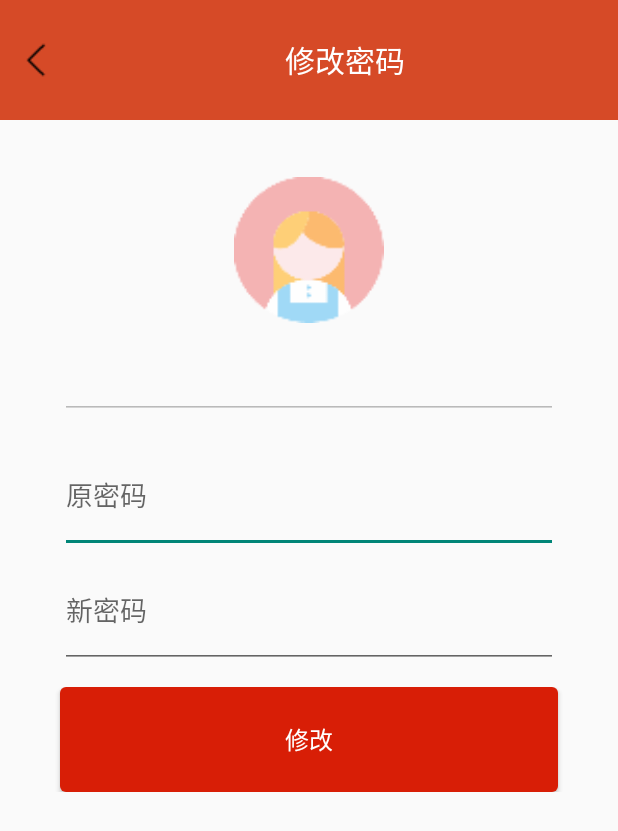
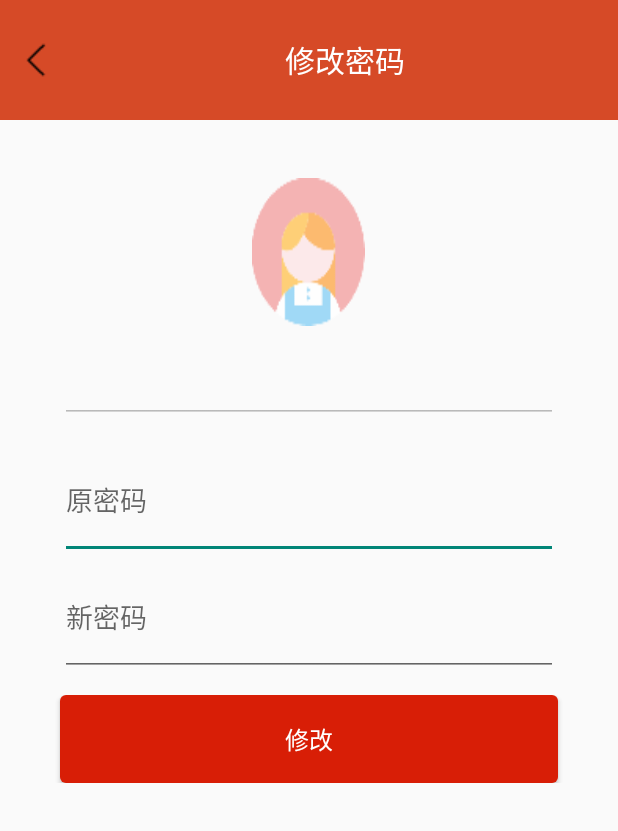
Before and after one commit to gyadministrator/MusicGame, an Android app: the layout activity_change.xml on its own in the app's theme, with its tools: preview values and no code run, on a phone screen of 412 x 824 dp. Shown: the top 831 px of the screen. Run offline under Robolectric (Android 15) with nearby library versions, the phone set to English and light mode, and no system bars.

Commit message:
更改了界面。

```diff
--- a/app/src/main/java/com/example/gy/musicgame/ChangeActivity.java
+++ b/app/src/main/java/com/example/gy/musicgame/ChangeActivity.java
@@ -88,7 +88,7 @@ public class ChangeActivity extends BaseActivity {
             if (u.getImage() == null) {
                 Picasso.with(this).load(Constant.BASE_URL + "/upload/default.png").into(change_user);
             } else {
-                Picasso.with(this).load(u.getImage()).placeholder(R.mipmap.default_user).error(R.mipmap.default_user).resize(120, 120).into(change_user);
+                Picasso.with(this).load(u.getImage()).placeholder(R.mipmap.default_user).error(R.mipmap.default_user).into(change_user);
             }
         } else {
             ToastUtils.showToast(ChangeActivity.this, R.mipmap.music_warning, "无网络连接");
--- a/app/src/main/res/layout/activity_change.xml
+++ b/app/src/main/res/layout/activity_change.xml
@@ -49,7 +49,7 @@
 
         <view.CircleImageView
             android:id="@+id/change_user"
-            android:layout_width="100dp"
+            android:layout_width="75dp"
             android:layout_height="match_parent"
             android:background="@mipmap/default_user" />
 
@@ -126,7 +126,7 @@
     <LinearLayout
         android:layout_width="match_parent"
         android:layout_height="0dp"
-        android:layout_weight="55"
+        android:layout_weight="45"
         android:orientation="horizontal">
 
         <Button
```
